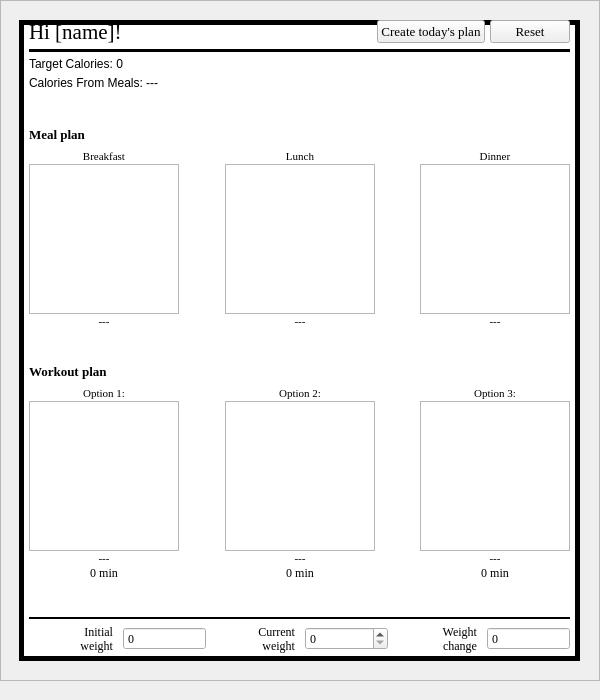
Old version of the form lssdapplication.ui in the repository Raam0/ece4574Project.
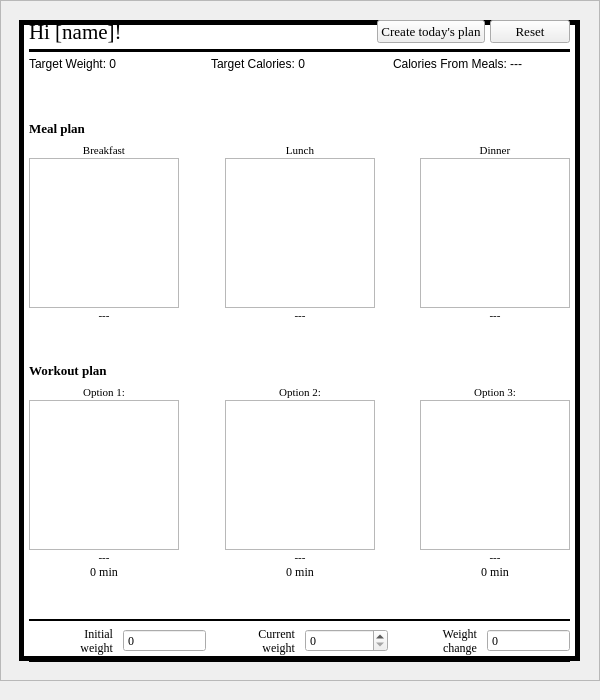
New version of the form.

Patch:
```diff
--- a/lssdapplication.ui
+++ b/lssdapplication.ui
@@ -2536,7 +2536,7 @@
         <x>10</x>
         <y>10</y>
         <width>581</width>
-        <height>661</height>
+        <height>663</height>
        </rect>
       </property>
       <layout class="QVBoxLayout" name="mainpagelayout">
@@ -2640,7 +2640,31 @@
         </widget>
        </item>
        <item>
+        <layout class="QHBoxLayout" name="horizontalLayout">
+         <property name="bottomMargin">
+          <number>10</number>
+         </property>
+         <item>
+          <widget class="QLabel" name="targetWeightLabel">
+           <property name="sizePolicy">
+            <sizepolicy hsizetype="Preferred" vsizetype="Preferred">
+             <horstretch>0</horstretch>
+             <verstretch>0</verstretch>
+            </sizepolicy>
+           </property>
+           <property name="text">
+            <string>Target Weight: 0</string>
+           </property>
+          </widget>
+         </item>
+         <item>
         <widget class="QLabel" name="targetCalLabel">
+           <property name="sizePolicy">
+            <sizepolicy hsizetype="Preferred" vsizetype="Preferred">
+             <horstretch>0</horstretch>
+             <verstretch>0</verstretch>
+            </sizepolicy>
+           </property>
          <property name="text">
           <string>Target Calories: 0</string>
          </property>
@@ -2652,6 +2676,8 @@
           <string>Calories From Meals: ---</string>
          </property>
         </widget>
+         </item>
+        </layout>
        </item>
        <item>
         <spacer name="verticalSpacer">
```
Lines whose indentation alone changed are shown as unchanged.
